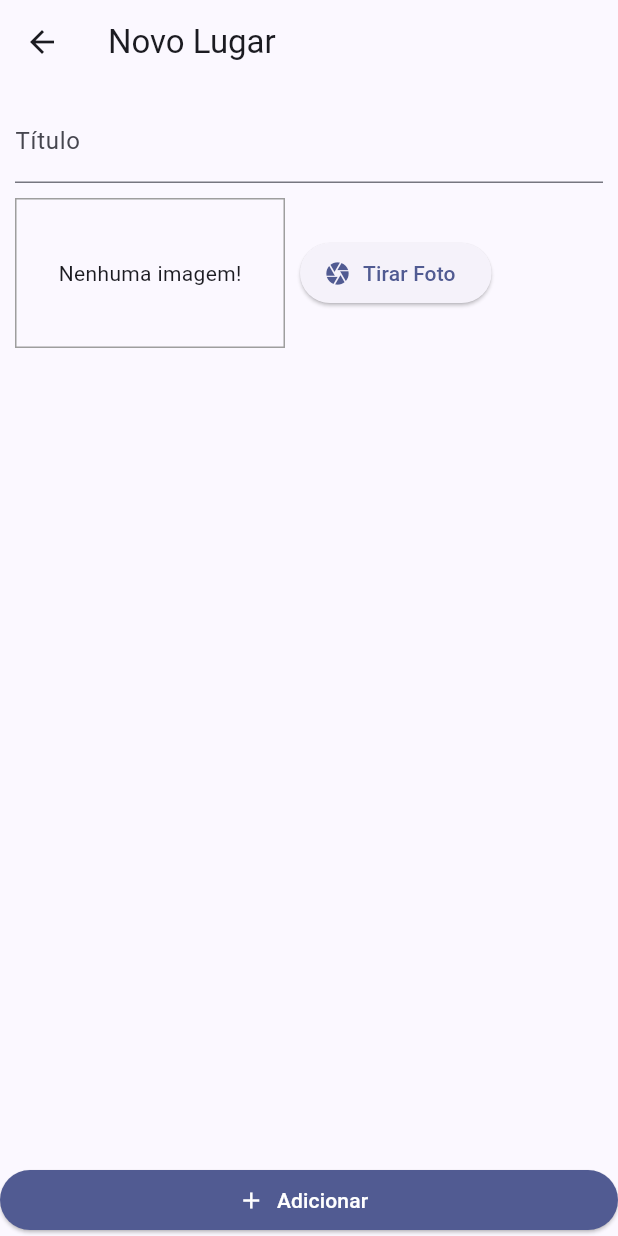
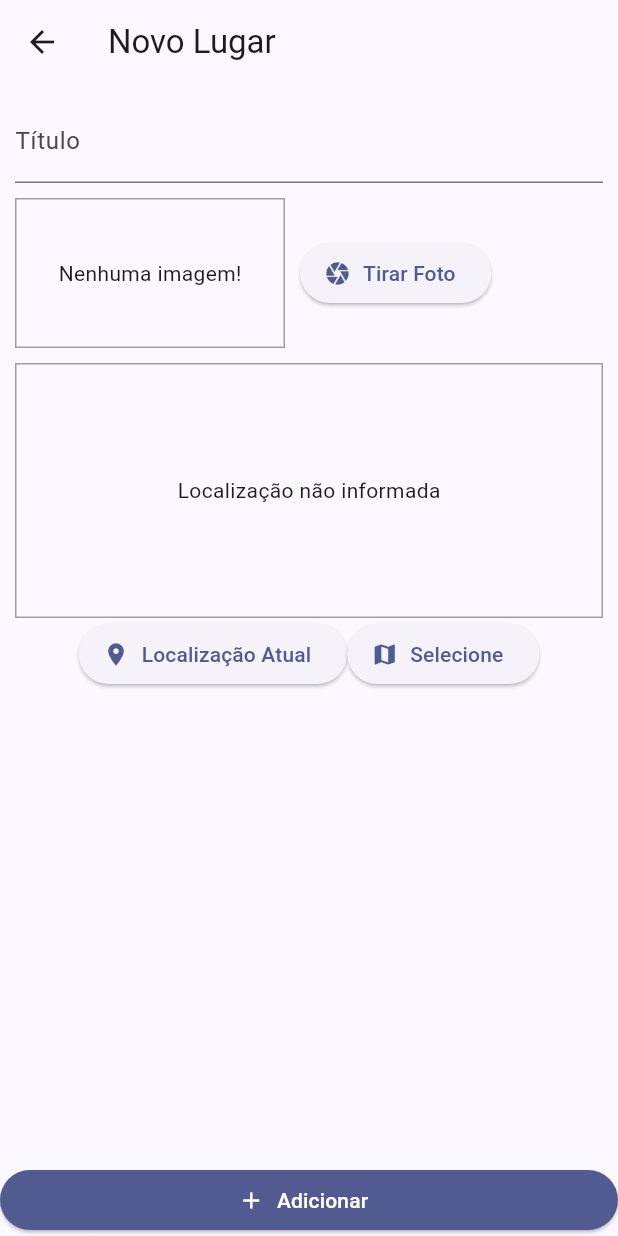
Before and after one commit to andersonmmendes/curso-flutter-places, a Flutter app: the PlaceFormScreen screen opened by its route, on a phone screen of 412 x 824 dp. Run offline on Flutter 3.47's test engine with Material 3 defaults, Android fonts, the light colour scheme and no system bars; our stand-ins replace image_picker, sqflite; accounts and stored records are empty.

Commit message:
Aula 344 - Finalizada

```diff
--- a/lib/screens/place_form_screen.dart
+++ b/lib/screens/place_form_screen.dart
@@ -2,6 +2,7 @@
 
 import 'package:curso_flutter_places/providers/great_places.dart';
 import 'package:curso_flutter_places/widgets/image_input.dart';
+import 'package:curso_flutter_places/widgets/location_input.dart';
 import 'package:flutter/material.dart';
 import 'package:provider/provider.dart';
 
@@ -54,6 +55,8 @@
                     ),
                     const SizedBox(height: 10),
                     ImageInput(onSelectImage: _selectImage),
+                    const SizedBox(height: 10),
+                    const LocationInput(),
                   ],
                 ),
               ),
--- /dev/null
+++ b/lib/widgets/location_input.dart
@@ -0,0 +1,59 @@
+import 'package:flutter/material.dart';
+
+class LocationInput extends StatefulWidget {
+  const LocationInput({super.key});
+
+  @override
+  State<LocationInput> createState() => _LocationInputState();
+}
+
+class _LocationInputState extends State<LocationInput> {
+  String? _previewImageUrl;
+
+  @override
+  Widget build(BuildContext context) {
+    return Column(
+      children: [
+        Container(
+          height: 170,
+          width: double.infinity,
+          alignment: Alignment.center,
+          decoration: BoxDecoration(
+            border: Border.all(
+              width: 1,
+              color: Colors.grey,
+            ),
+          ),
+          child: _previewImageUrl == null
+              ? const Text('Localização não informada')
+              : Image.network(
+                  _previewImageUrl!,
+                  fit: BoxFit.cover,
+                  width: double.infinity,
+                ),
+        ),
+        Row(
+          mainAxisAlignment: MainAxisAlignment.center,
+          children: [
+            ElevatedButton.icon(
+              icon: const Icon(Icons.location_on),
+              label: Text(
+                'Localização Atual',
+                style: TextStyle(color: Theme.of(context).colorScheme.primary),
+              ),
+              onPressed: () {},
+            ),
+            ElevatedButton.icon(
+              icon: const Icon(Icons.map),
+              label: Text(
+                'Selecione',
+                style: TextStyle(color: Theme.of(context).colorScheme.primary),
+              ),
+              onPressed: () {},
+            )
+          ],
+        )
+      ],
+    );
+  }
+}
--- a/pubspec.yaml
+++ b/pubspec.yaml
@@ -35,6 +35,7 @@
   path_provider: ^2.1.2
   path: ^1.8.3
   sqflite: ^2.3.0
+  location: ^5.0.3
 
 
   # The following adds the Cupertino Icons font to your application.
```
Also changed, not shown: pubspec.lock, 3 other files.
